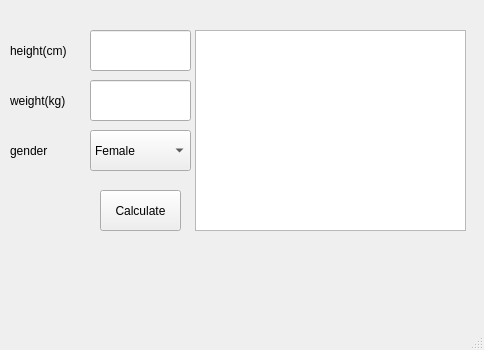
Before: the Qt Designer form form.ui in best-projects/idealWeight, drawn with Qt 5.
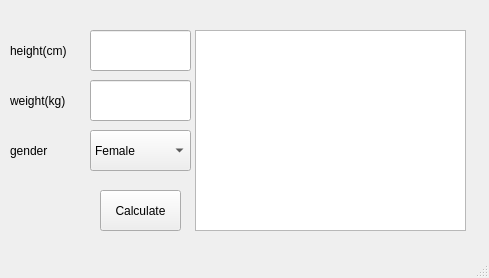
After: the same form once the commit is applied.

Commit message: change size box of main window in form

```diff
--- a/form.ui
+++ b/form.ui
@@ -6,8 +6,8 @@
    <rect>
     <x>0</x>
     <y>0</y>
-    <width>484</width>
-    <height>350</height>
+    <width>489</width>
+    <height>278</height>
    </rect>
   </property>
   <property name="windowTitle">
```
Left out of the diff: 2 changed lines with no effect on the pictures. The commit also changes 1 other file.
